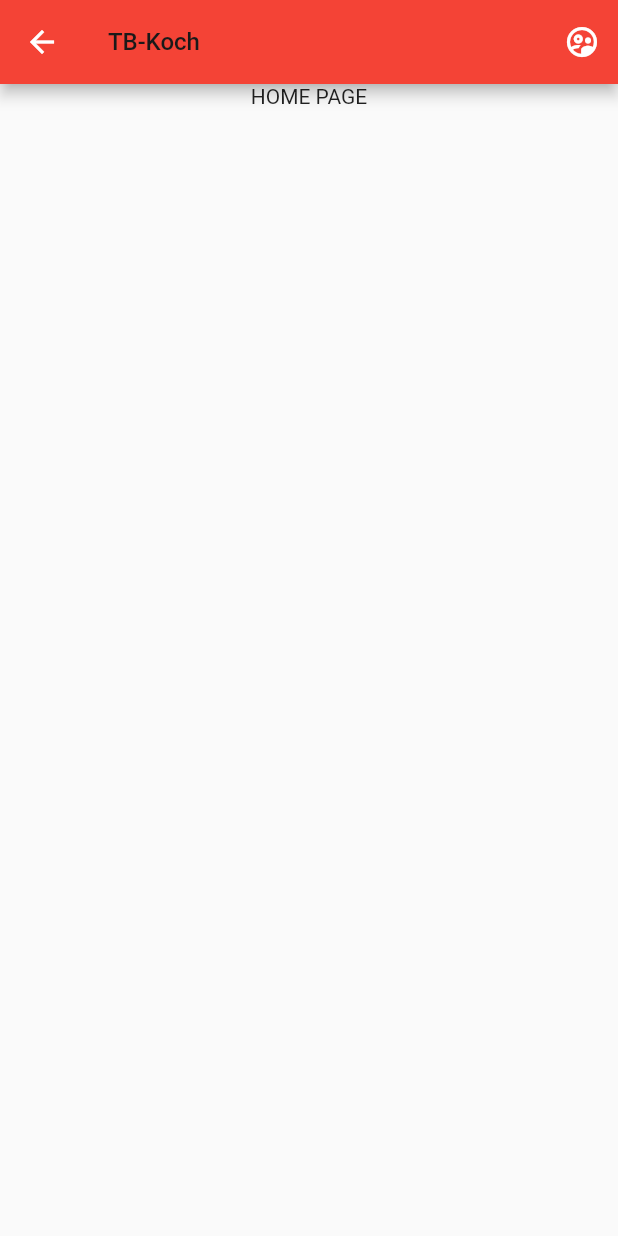
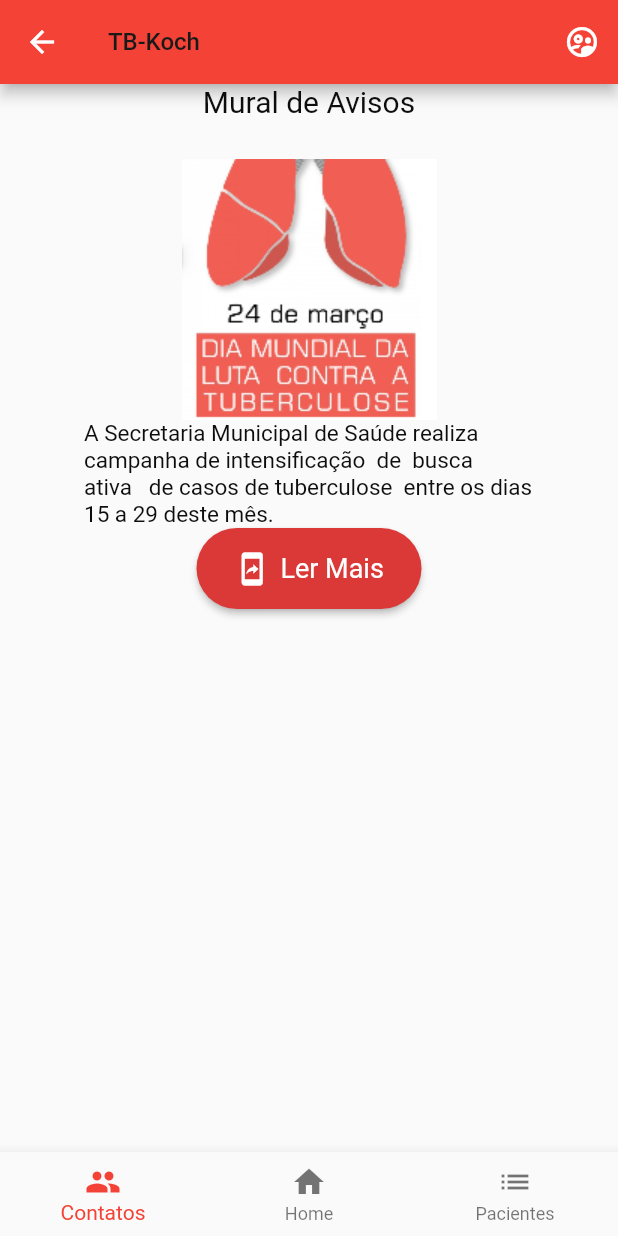
Before and after one commit to PauloHenrique-UFPI/TB_Koch, a Flutter app: the HomePage screen opened by its route, on a phone screen of 412 x 824 dp. Run offline on Flutter 3.47's test engine with Material 2 defaults, Android fonts, the phone set to English and light mode, and no system bars.

Commit message:
tela de paciente

```diff
--- a/tb_koch/lib/app_widget.dart
+++ b/tb_koch/lib/app_widget.dart
@@ -1,9 +1,10 @@
 import 'package:flutter/material.dart';
-import 'package:koch_app/app_controler.dart';
+import 'package:koch_app/componentization/app_controler.dart';
 
-import 'home_page.dart';
-import 'login_page.dart';
-import 'profile_page.dart';
+import 'package:koch_app/pages/home_page.dart';
+import 'package:koch_app/pages/login_page.dart';
+import 'package:koch_app/pages/paciente_page.dart';
+import 'package:koch_app/pages/profile_page.dart';
 
 class AppWidget extends StatelessWidget {
 
@@ -21,11 +22,12 @@ class AppWidget extends StatelessWidget {
             : Brightness.light,
         ),
 
-        initialRoute: '/profile',
+        initialRoute: '/pacientes',
         routes: {
         '/': (context) => LoginPage(),
         '/home': (context) => HomePage(),
         '/profile': (context) => ProfilePage(),
+        '/pacientes':(context) => PacientePage(),
        },
       );
      },);
--- a/tb_koch/lib/app_appbar.dart
+++ b/tb_koch/lib/componentization/app_appbar.dart
@@ -13,3 +13,20 @@ AppBar compAppBar() {
       ],
   );
 }
+
+BottomNavigationBar navbar() {
+  return BottomNavigationBar(items: const [
+    BottomNavigationBarItem(
+      icon: Icon(Icons.people),
+      label: "Contatos",
+    ),
+    BottomNavigationBarItem(
+      icon: Icon(Icons.home),
+      label: "Home",
+    ),
+    BottomNavigationBarItem(
+      icon: Icon(Icons.list),
+      label: "Pacientes",
+    )
+  ]);
+}
--- a/tb_koch/lib/block_button.dart
+++ b/tb_koch/lib/componentization/block_button.dart
@@ -6,6 +6,7 @@ class BlockButton extends StatelessWidget {
 
   final IconData icon;
   final String label;
+  final double probutton;
   final Function()? onPressed;
 
   final ButtonStyle = ElevatedButton.styleFrom(
@@ -19,13 +20,14 @@ class BlockButton extends StatelessWidget {
     Key? key,
     required this.icon,
     required this.label,
+    required this.probutton,
     required this.onPressed
     }) : super(key: key);
 
   @override
   Widget build(BuildContext context) {
    return SizedBox(
-    width: 300,
+    width: probutton,
     child: ElevatedButton.icon(
       style: ButtonStyle,
       icon: Icon(icon),
--- a/tb_koch/lib/home_page.dart
+++ b/tb_koch/lib/pages/home_page.dart
@@ -1,6 +1,7 @@
 import 'package:flutter/material.dart';
-import 'package:koch_app/app_appbar.dart';
-import 'package:koch_app/app_controler.dart';
+import 'package:koch_app/componentization/app_appbar.dart';
+import 'package:koch_app/componentization/app_controler.dart';
+import 'package:koch_app/componentization/block_button.dart';
 
 class HomePage extends StatefulWidget {
   @override
@@ -18,6 +19,7 @@ class HomePageState extends State<HomePage> {
     //Aqui e a HOME-BAR
     appBar: compAppBar(),
 
+
     //AQUI E O BODY DA APLICAÇÂO
     body: Container(
       width: double.infinity,
@@ -25,12 +27,36 @@ class HomePageState extends State<HomePage> {
 
       child:  Column(
         children: [
-          Text('HOME PAGE'),
+          Container(
+                  height: 50,
+                  child: Text('Mural de Avisos',  style: TextStyle(fontSize: 20.0,  color: Color.fromARGB(255, 14, 13, 13)),),
+                ),
+
+          Container(
+                  child: Image.asset("assets/images/img1.png"),
+                ),
+
+
+          Container(
+                width: 300,
+                  child: Text('A Secretaria Municipal de Saúde realiza  campanha de intensificação  de  busca   ativa   de casos de tuberculose  entre os dias 15 a 29 deste mês.',  style: TextStyle(fontSize: 15.0,  color: Color.fromARGB(255, 14, 13, 13)),),
+                ),
+
+
+           BlockButton(
+                  icon: Icons.mobile_screen_share_outlined,
+                  label: 'Ler Mais',
+                  probutton: 150,
+                  onPressed: () {},
+           ),
+
 
         ],
 
       ),
-      ),
+    ),
+
+    bottomNavigationBar: navbar(),
 
 
   );
--- a/tb_koch/pubspec.yaml
+++ b/tb_koch/pubspec.yaml
@@ -61,7 +61,9 @@ flutter:
 
   # To add assets to your application, add an assets section, like this:
   assets:
-    - assets/images/LOGO_TB_KOCH.png
+    - assets/images/
+
+
 
   # An image asset can refer to one or more resolution-specific "variants", see
   # https://flutter.dev/assets-and-images/#resolution-aware
```
Also changed, not shown: tb_koch/lib/models/paciente.dart (added, +12 -0 lines), tb_koch/lib/pages/login_page.dart (renamed from tb_koch/lib/login_page.dart, +3 -4 lines), tb_koch/lib/pages/paciente_page.dart (added, +44 -0 lines), tb_koch/lib/pages/profile_page.dart (added, +32 -0 lines), tb_koch/lib/profile_page.dart (deleted, +0 -19 lines), tb_koch/lib/repositories/paciente_repository.dart (added, +13 -0 lines), tb_koch/assets/images/ex1.jpg (added), tb_koch/assets/images/ex2.jpg (added), tb_koch/assets/images/img1.png (added), tb_koch/assets/images/user.jpg (added), tb_koch/lib/componentization/app_controler.dart (renamed from tb_koch/lib/app_controler.dart).
